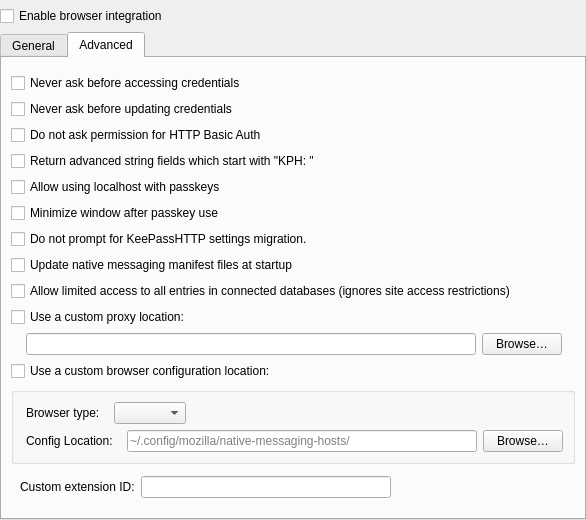
Old version of the form src/browser/BrowserSettingsWidget.ui in the repository keepassxreboot/keepassxc.
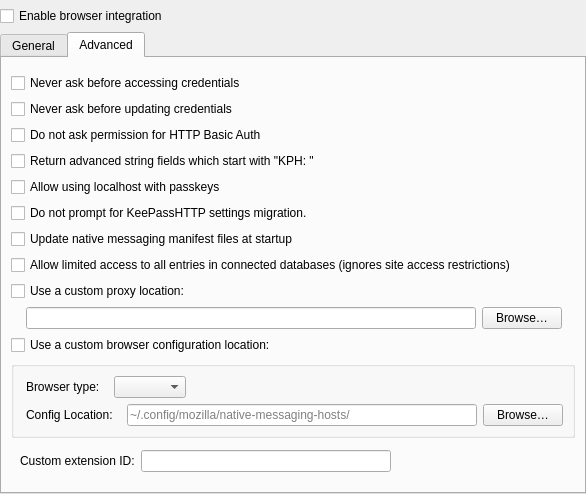
New version of the form. The open tabs and pages were chosen to show the change. Custom widgets are drawn as their Qt base class.

Commit message: Revert passkey option and fix register re-hide paths

```diff
--- a/src/browser/BrowserSettingsWidget.ui
+++ b/src/browser/BrowserSettingsWidget.ui
@@ -320,16 +320,6 @@
          </property>
         </widget>
        </item>
-       <item>
-        <widget class="QCheckBox" name="minimizeOnPasskey">
-         <property name="toolTip">
-          <string>Minimize or hide the main window after finishing a passkey request.</string>
-         </property>
-         <property name="text">
-          <string>Minimize window after passkey use</string>
-         </property>
-        </widget>
-       </item>
        <item>
         <widget class="QCheckBox" name="noMigrationPrompt">
          <property name="toolTip">
```
The commit also changes 10 other files.
